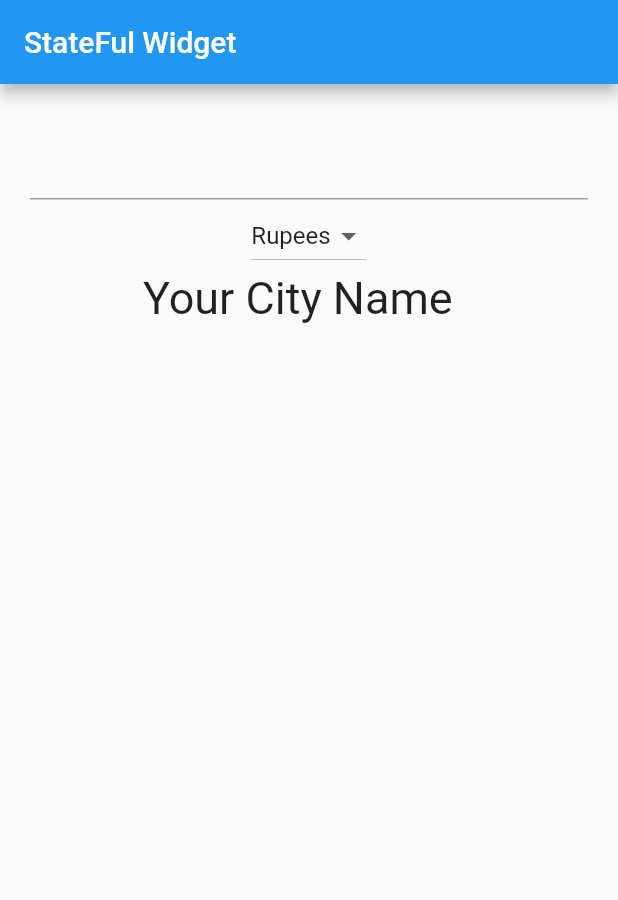
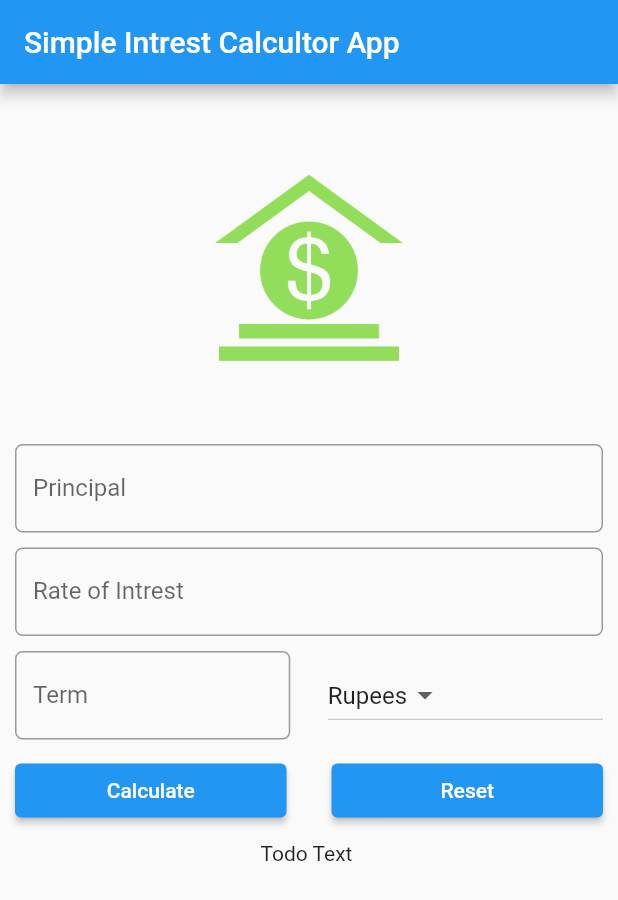
Before and after one commit to Sujit-sahoo3571/flutter_hello_world, a Flutter app: the screen it shows after launch, on a phone screen of 412 x 824 dp. Shown: the top 900 px of the screen. Run offline on Flutter 3.47's test engine with Material 2 defaults, Android fonts, the phone set to English and light mode, and no system bars.

Commit message:
ui design of SI calculator

```diff
--- a/lib/main.dart
+++ b/lib/main.dart
@@ -1,63 +1,8 @@
 import 'package:flutter/material.dart';
+import 'package:hello_world/screens/home_page.dart';
 
 void main() => runApp(MaterialApp(
-      title: "StateFul Widget",
-      home: Favourite_cityName(),
+      title: "Simple Intrest Calculator",
+      debugShowCheckedModeBanner: false,
+      home: SI_Form(),
     ));
-
-class Favourite_cityName extends StatefulWidget {
-  const Favourite_cityName({Key? key}) : super(key: key);
-
-  @override
-  _Favourite_cityNameState createState() => _Favourite_cityNameState();
-}
-
-class _Favourite_cityNameState extends State<Favourite_cityName> {
-  String cityName = "";
-  List<String> _currencies = ['Rupees', 'Dollar', 'Pound', 'Yen'];
-  String? _currentItem = "Rupees";
-  @override
-  Widget build(BuildContext context) {
-    return Scaffold(
-        appBar: AppBar(
-          title: Text("StateFul Widget"),
-        ),
-        body: Container(
-          margin: EdgeInsets.all(20.0),
-          child: Column(
-            children: [
-              TextField(
-                  style: TextStyle(
-                    fontSize: 28.0,
-                  ),
-                  onChanged: (String name) => setState(() {
-                        cityName = name;
-                      })),
-              DropdownButton<String>(
-                items: _currencies
-                    .map((String ccurrency) => DropdownMenuItem(
-                        child: Text(ccurrency), value: ccurrency))
-                    .toList(),
-                onChanged: (String? newValueSelected) {
-                  setState(() {
-                    _currentItem = newValueSelected;
-                  });
-                },
-                value: _currentItem,
-              ),
-              Text(
-                "Your City Name $cityName ",
-                style: TextStyle(fontSize: 30.0),
-              )
-            ],
-          ),
-        ));
-  }
-
-  // newvalue function for select currency
-  // void dropdownItemSelected(String newValue) {
-  //   setState(() {
-  //     this._currentItem = newValue;
-  //   });
-  // }
-}
--- /dev/null
+++ b/lib/screens/home_page.dart
@@ -0,0 +1,108 @@
+import 'package:flutter/material.dart';
+
+class SI_Form extends StatefulWidget {
+  const SI_Form({Key? key}) : super(key: key);
+
+  @override
+  _SI_FormState createState() => _SI_FormState();
+}
+
+class _SI_FormState extends State<SI_Form> {
+  final _minimumPadding = 5.0;
+  var _currency = ['Rupees', 'Dollar', 'Pound', 'Yen'];
+  @override
+  Widget build(BuildContext context) {
+    return Scaffold(
+      appBar: AppBar(
+        title: Text("Simple Intrest Calcultor App "),
+      ),
+      body: Container(
+        padding: EdgeInsets.all(_minimumPadding * 2),
+        child: ListView(
+          children: [
+            getImageAsset(),
+            customTextField("Principal", "Enter Principal e.g. 12000"),
+            customTextField("Rate of Intrest", "In Percent"),
+            Row(
+              children: [
+                Expanded(child: customTextField("Term", "In Years")),
+                Container(width: _minimumPadding * 5),
+                getDropdown(),
+              ],
+            ),
+            Padding(
+                padding: EdgeInsets.only(
+                    top: _minimumPadding, bottom: _minimumPadding),
+                child: Row(
+                  children: [
+                    getElevatedButton("Calculate"),
+                    Container(
+                      width: 30.0,
+                    ),
+                    getElevatedButton("Reset"),
+                  ],
+                )
+                ),
+               Center(child : Padding(padding: EdgeInsets.all(_minimumPadding),
+                child: Text("Todo Text "),
+                )
+                 )
+          ],
+        ),
+      ),
+    );
+  }
+
+// image asset widget
+  Widget getImageAsset() {
+    AssetImage assetImage = AssetImage('images/money.png');
+
+    Image image = Image(image: assetImage, width: 125.0, height: 125.0);
+    return Container(
+      child: image,
+      padding: EdgeInsets.all(_minimumPadding * 10),
+    );
+  }
+
+// TextField widget
+  Widget customTextField(String label, String hint) {
+    return Padding(
+        padding: EdgeInsets.only(top: _minimumPadding, bottom: _minimumPadding),
+        child: TextField(
+          keyboardType: TextInputType.number,
+          decoration: InputDecoration(
+            labelText: label,
+            hintText: hint,
+            border:
+                OutlineInputBorder(borderRadius: BorderRadius.circular(5.0)),
+          ),
+        ));
+  }
+
+  //dropdown widget
+  Widget getDropdown() {
+    return Expanded(
+        child: DropdownButton<String>(
+      items: _currency.map((String value) {
+        return DropdownMenuItem<String>(
+          child: Text(
+            value,
+          ),
+          value: value,
+        );
+      }).toList(),
+      value: "Rupees",
+      onChanged: (String? newValue) {},
+    ));
+  }
+
+  // Elevated Button
+
+  Widget getElevatedButton(String text) {
+    return Expanded(
+        child: ElevatedButton(
+      child: Text(text),
+      onPressed: () => {},
+    ));
+  }
+}
```
Also changed, not shown: images/money.png (added).
